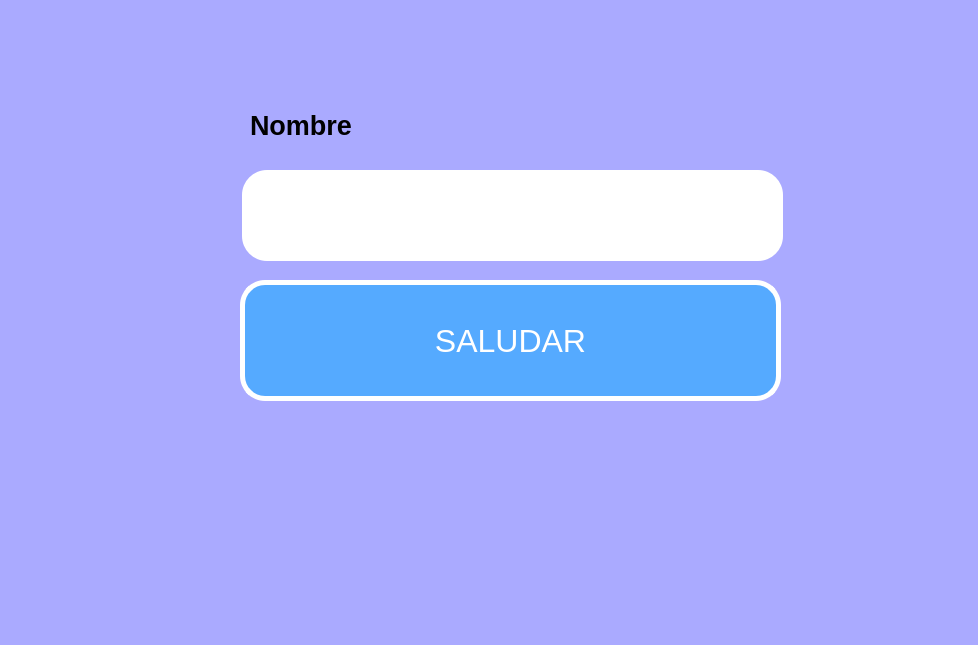
Above: Unidad 1/P03_EjemploLineEdit.ui from Alex-gs22/PIP_2025_1_Eq7 before the change. Below: the same form after it.
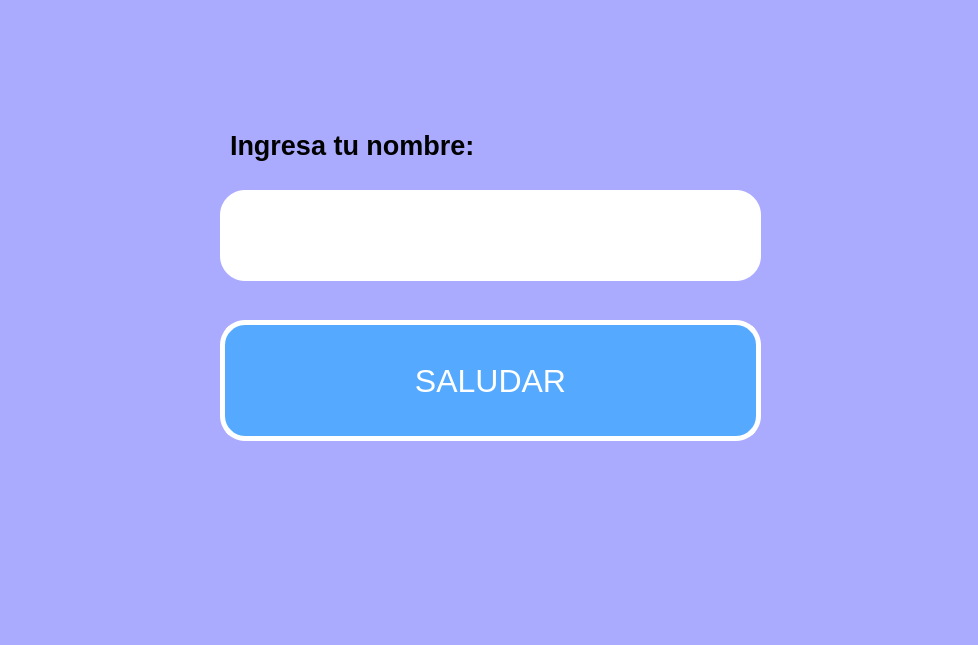
That is the form after the change.

What changed in the file:
```diff
--- a/Unidad 1/P03_EjemploLineEdit.ui
+++ b/Unidad 1/P03_EjemploLineEdit.ui
@@ -20,8 +20,8 @@
    <widget class="QPushButton" name="btn_Saludar">
     <property name="geometry">
      <rect>
-      <x>240</x>
-      <y>280</y>
+      <x>220</x>
+      <y>320</y>
       <width>541</width>
       <height>121</height>
      </rect>
@@ -44,12 +44,17 @@
    <widget class="QLineEdit" name="txt_nombre">
     <property name="geometry">
      <rect>
-      <x>242</x>
-      <y>170</y>
+      <x>220</x>
+      <y>190</y>
       <width>541</width>
       <height>91</height>
      </rect>
     </property>
+    <property name="font">
+     <font>
+      <pointsize>24</pointsize>
+     </font>
+    </property>
     <property name="styleSheet">
      <string notr="true">border-radius:25px;
 border-color: rgb(170, 85, 255);
@@ -60,17 +65,22 @@
    <widget class="QLabel" name="label">
     <property name="geometry">
      <rect>
-      <x>250</x>
-      <y>110</y>
+      <x>230</x>
+      <y>120</y>
       <width>301</width>
-      <height>31</height>
+      <height>51</height>
      </rect>
     </property>
+    <property name="font">
+     <font>
+      <pointsize>16</pointsize>
+     </font>
+    </property>
     <property name="styleSheet">
      <string notr="true">color: rgb(0, 0, 0);</string>
     </property>
     <property name="text">
-     <string>&lt;html&gt;&lt;head/&gt;&lt;body&gt;&lt;p&gt;&lt;span style=&quot; font-size:20pt; font-weight:700;&quot;&gt;Nombre&lt;/span&gt;&lt;/p&gt;&lt;/body&gt;&lt;/html&gt;</string>
+     <string>&lt;html&gt;&lt;head/&gt;&lt;body&gt;&lt;p&gt;&lt;span style=&quot; font-size:20pt; font-weight:700;&quot;&gt;Ingresa tu nombre:&lt;/span&gt;&lt;/p&gt;&lt;/body&gt;&lt;/html&gt;</string>
     </property>
    </widget>
   </widget>
```
